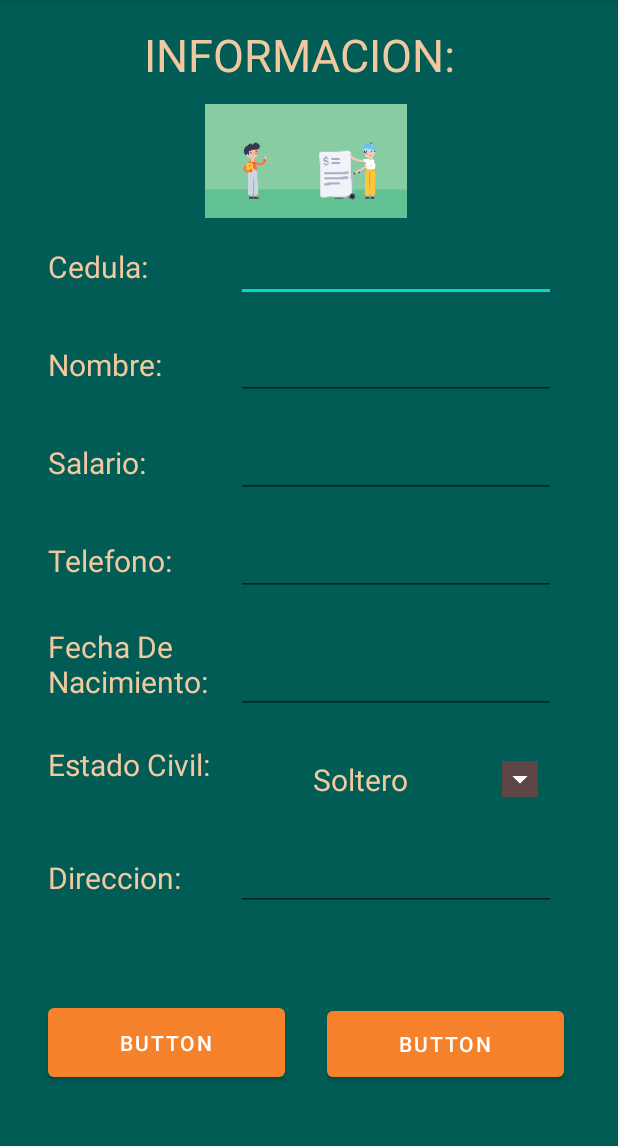
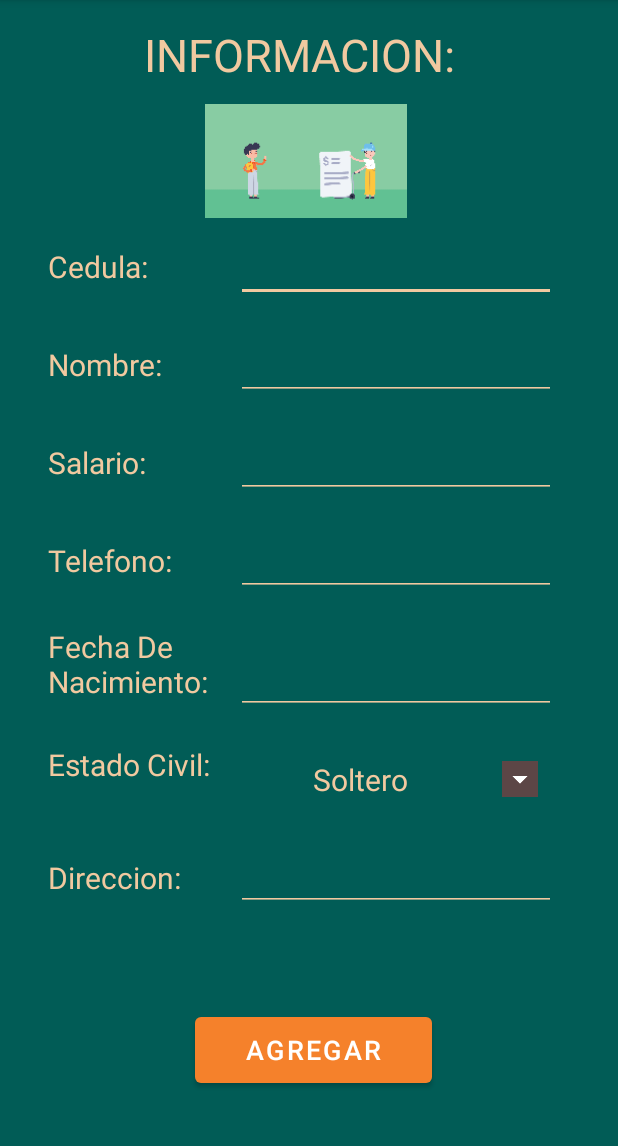
Before and after one commit to adriansm1222/asodesunidosRep, an Android app: the AgregarCliente screen opened directly, with no data from a screen before it, on a phone screen of 412 x 824 dp, the part 84-1230 px from its top. Run offline under Robolectric (Android 15) with nearby library versions, the light colour scheme and no system bars.

Commit message:
berni
fin

```diff
--- a/ASODESUNIDOS/app/src/main/java/com/example/asodesunidos/PantallaAdministrativa.java
+++ b/ASODESUNIDOS/app/src/main/java/com/example/asodesunidos/PantallaAdministrativa.java
@@ -24,4 +24,9 @@ public class PantallaAdministrativa extends AppCompatActivity {
         Intent intent = new Intent(this, Asignar_prestamos.class);
         startActivity(intent);
     }
+
+    public void cerrarSesion(View view){
+        Intent intent = new Intent(this, MainActivity.class);
+        startActivity(intent);
+    }
 }
--- a/ASODESUNIDOS/app/src/main/res/layout/activity_agregar_cliente.xml
+++ b/ASODESUNIDOS/app/src/main/res/layout/activity_agregar_cliente.xml
@@ -33,9 +33,10 @@
           android:layout_width="wrap_content"
           android:layout_height="wrap_content"
           android:layout_span="1"
+          android:backgroundTint="#f1c9a0"
           android:ems="10"
           android:inputType="number"
-          android:textColor="#FFFFFF" />
+          android:textColor="#f1c9a0" />
     </TableRow>
 
     <TableRow
@@ -55,8 +56,10 @@
           android:id="@+id/nombreField"
           android:layout_width="wrap_content"
           android:layout_height="wrap_content"
+          android:backgroundTint="#f1c9a0"
           android:ems="10"
-          android:inputType="textPersonName" />
+          android:inputType="textPersonName"
+          android:textColor="#f1c9a0" />
     </TableRow>
 
     <TableRow
@@ -76,8 +79,10 @@
           android:id="@+id/salarioField"
           android:layout_width="wrap_content"
           android:layout_height="wrap_content"
+          android:backgroundTint="#f1c9a0"
           android:ems="10"
-          android:inputType="number" />
+          android:inputType="number"
+          android:textColor="#f1c9a0" />
     </TableRow>
 
     <TableRow
@@ -97,8 +102,10 @@
           android:id="@+id/telefonoField"
           android:layout_width="wrap_content"
           android:layout_height="wrap_content"
+          android:backgroundTint="#f1c9a0"
           android:ems="10"
-          android:inputType="number" />
+          android:inputType="number"
+          android:textColor="#f1c9a0" />
     </TableRow>
 
     <TableRow
@@ -118,11 +125,12 @@
           android:id="@+id/nacimientoField"
           android:layout_width="wrap_content"
           android:layout_height="match_parent"
+          android:backgroundTint="#f1c9a0"
+          android:clickable="true"
           android:ems="10"
+          android:focusable="false"
           android:inputType="textPersonName"
-          android:focusable="false"
-          android:clickable="true"
-          android:textColor="#FBF8F8" />
+          android:textColor="#f1c9a0" />
     </TableRow>
 
     <TableRow
@@ -167,8 +175,10 @@
           android:id="@+id/direccionField"
           android:layout_width="wrap_content"
           android:layout_height="wrap_content"
+          android:backgroundTint="#f1c9a0"
           android:ems="10"
-          android:inputType="textMultiLine" />
+          android:inputType="textMultiLine"
+          android:textColor="#f1c9a0" />
 
       <TableRow
           android:layout_width="match_parent"
@@ -182,22 +192,13 @@
   </TableLayout>
 
   <Button
-      android:id="@+id/button4"
-      android:layout_width="158dp"
-      android:layout_height="58dp"
-      android:layout_marginStart="32dp"
-      android:layout_marginBottom="44dp"
-      android:text="Button"
-      app:layout_constraintBottom_toBottomOf="parent"
-      app:layout_constraintStart_toStartOf="parent" />
-
-  <Button
       android:id="@+id/guardar"
       android:layout_width="158dp"
       android:layout_height="56dp"
-      android:layout_marginEnd="36dp"
-      android:layout_marginBottom="44dp"
-      android:text="Button"
+      android:layout_marginEnd="124dp"
+      android:layout_marginBottom="40dp"
+      android:text="Agregar"
+      android:textSize="18sp"
       app:layout_constraintBottom_toBottomOf="parent"
       app:layout_constraintEnd_toEndOf="parent" />
 
```
Also changed, not shown: ASODESUNIDOS/app/src/main/java/com/example/asodesunidos/AgregarCliente.java (+13 -1 lines), ASODESUNIDOS/app/src/main/java/com/example/asodesunidos/Asignar_prestamos.java (+35 -7 lines), ASODESUNIDOS/app/src/main/res/layout/activity_asignar_prestamos.xml (+10 -18 lines), ASODESUNIDOS/app/src/main/res/layout/activity_pantalla_administrativa.xml (+14 -5 lines).
